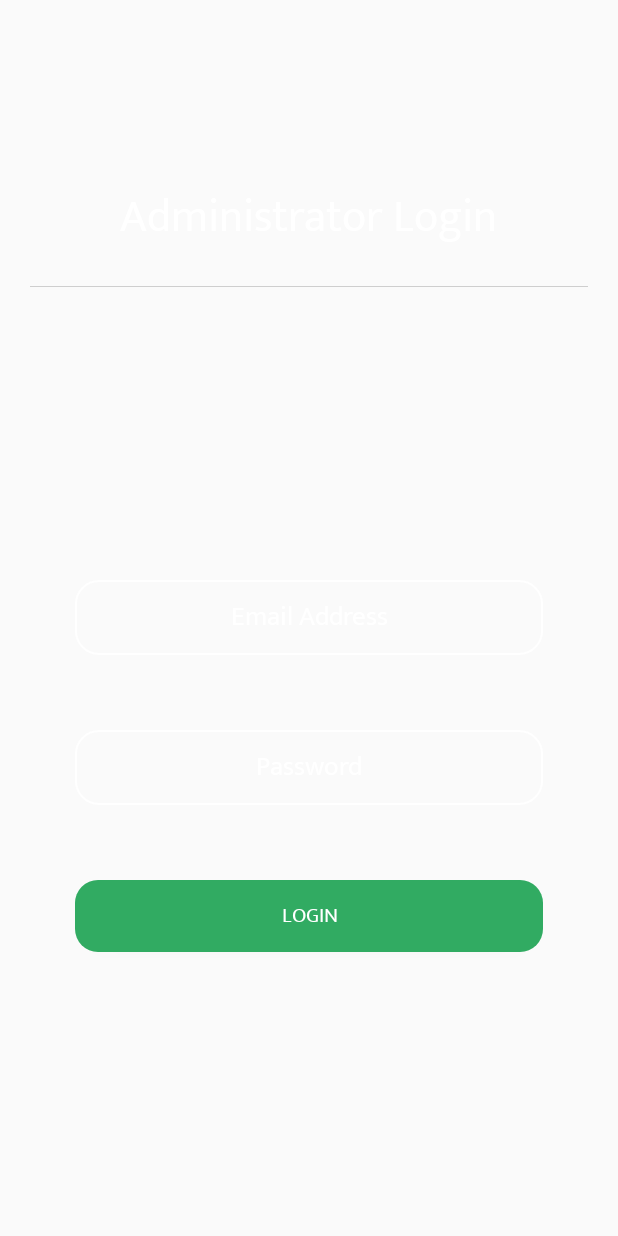
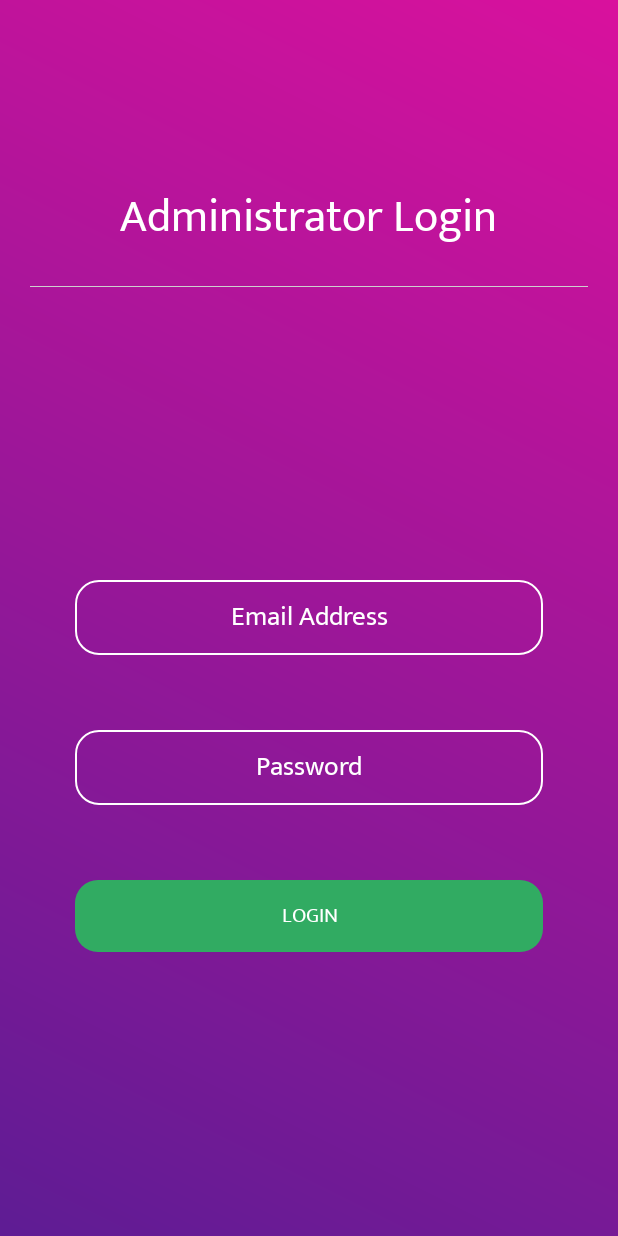
Before and after one commit to sanchit-sharma/EventManagerFinal-master, an Android app: the DeveloperLoginToRemoveEventActivity screen opened directly, with no data from a screen before it, on a phone screen of 412 x 824 dp. Run offline under Robolectric (Android 15) with nearby library versions, the phone set to English and light mode, and no system bars; our stand-ins replace Firebase (no records; nobody signed in at launch, a user with empty details on screens opened directly); 1 statement that could not run was skipped.

```diff
--- a/app/src/main/java/com/example/android/qwerty/DeveloperLoginToRemoveEventActivity.java
+++ b/app/src/main/java/com/example/android/qwerty/DeveloperLoginToRemoveEventActivity.java
@@ -38,8 +38,8 @@ public class DeveloperLoginToRemoveEventActivity extends AppCompatActivity {
         setContentView(R.layout.activity_developer_login_to_remove_event);
         final String event_key = getIntent().getExtras().getString("eventId");
 
-        //getWindow().getDecorView().setSystemUiVisibility(View.SYSTEM_UI_FLAG_LAYOUT_STABLE | View.SYSTEM_UI_FLAG_LAYOUT_FULLSCREEN);
-        //getWindow().setStatusBarColor(Color.TRANSPARENT);
+        getWindow().getDecorView().setSystemUiVisibility(View.SYSTEM_UI_FLAG_LAYOUT_STABLE | View.SYSTEM_UI_FLAG_LAYOUT_FULLSCREEN);
+        getWindow().setStatusBarColor(Color.TRANSPARENT);
         mEmail = findViewById(R.id.developerLoginId);
         mPassword = findViewById(R.id.developerLoginPassword);
         mButton = findViewById(R.id.developerLoginBtn);
--- a/app/src/main/res/layout/activity_developer_login_to_remove_event.xml
+++ b/app/src/main/res/layout/activity_developer_login_to_remove_event.xml
@@ -4,7 +4,9 @@
     xmlns:tools="http://schemas.android.com/tools"
     android:layout_width="match_parent"
     android:layout_height="match_parent"
-    tools:context="com.example.android.qwerty.DeveloperLoginToRemoveEventActivity">
+    tools:context="com.example.android.qwerty.DeveloperLoginToRemoveEventActivity"
+    android:background="@drawable/one"
+    >
 
     <TextView
         android:layout_width="wrap_content"
```
